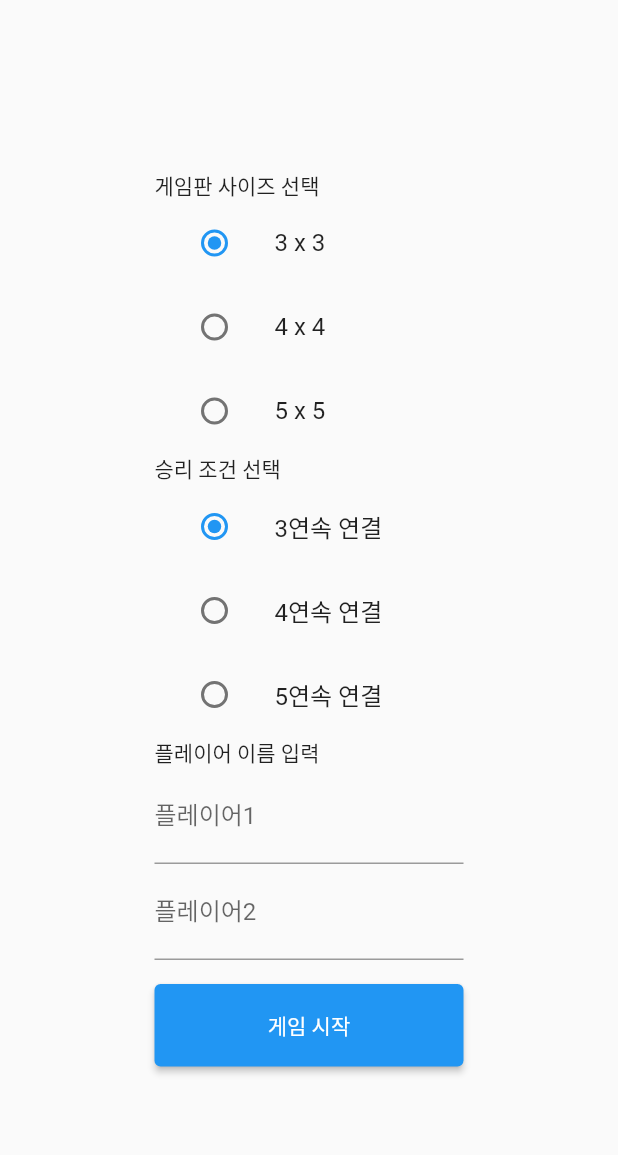
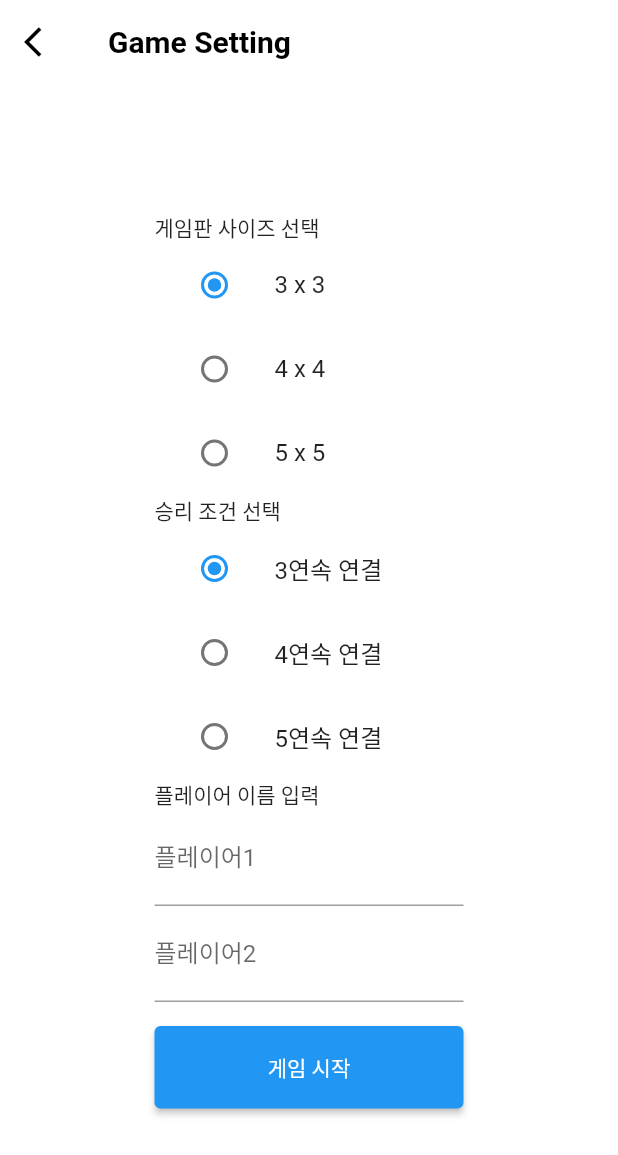
Before and after one commit to HwangSooHyeon/flutter_directional_test, a Flutter app: the screen it shows after launch, after a tap on "게임 시작", on a phone screen of 412 x 824 dp. Shown: the top 1155 px of the screen. Run offline on Flutter 3.47's test engine with Material 2 defaults, Android fonts, the phone set to English and light mode, and no system bars.

Commit message:
refactor(game_setting_screen): Container -> Padding으로 리팩터링 및 appbar 추가

```diff
--- a/lib/screen/game_setting_screen.dart
+++ b/lib/screen/game_setting_screen.dart
@@ -1,6 +1,7 @@
 import 'dart:math';
 
 import 'package:flutter/material.dart';
+import 'package:flutter_directional_test/component/custom_app_bar.dart';
 import 'package:flutter_directional_test/component/custom_radio_button.dart';
 import 'package:flutter_directional_test/component/custom_text_field.dart';
 import 'package:flutter_directional_test/model/game_board.dart';
@@ -29,7 +30,9 @@ class _GameSettingScreenState extends State<GameSettingScreen> {
   @override
   Widget build(BuildContext context) {
     return Scaffold(
-      body: Container(
+      appBar: const CustomAppBar(title: 'Game Setting'),
+      backgroundColor: Colors.white,
+      body: Padding(
         padding: EdgeInsets.symmetric(
           horizontal: MediaQuery.of(context).size.width / 4,
         ),
```
